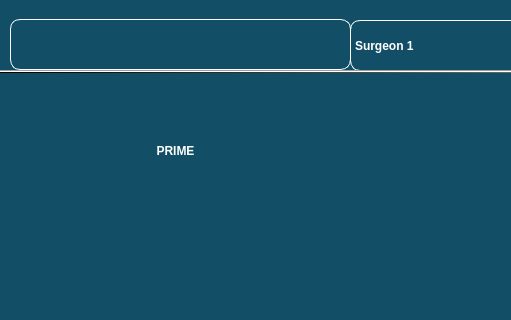
RISWANAAAA/venturiphaco, file prime.ui: the form before one commit; both pictures show x 0 to 511 and y 0 to 320 of the 1280 by 720 pixel window.
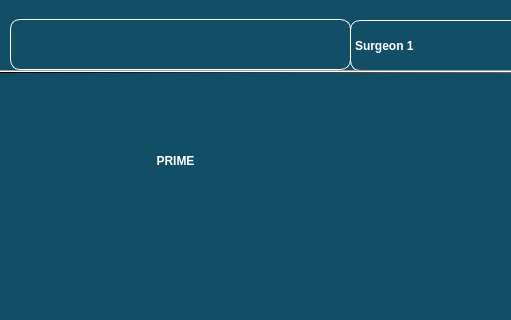
The form after the commit. Icons and pictures are not drawn.

The edit to the form file:
```diff
--- a/prime.ui
+++ b/prime.ui
@@ -84,7 +84,7 @@
    <property name="geometry">
     <rect>
      <x>0</x>
-     <y>80</y>
+     <y>90</y>
      <width>351</width>
      <height>141</height>
     </rect>
@@ -436,7 +436,7 @@
    <property name="geometry">
     <rect>
      <x>270</x>
-     <y>140</y>
+     <y>160</y>
      <width>61</width>
      <height>71</height>
     </rect>
```
